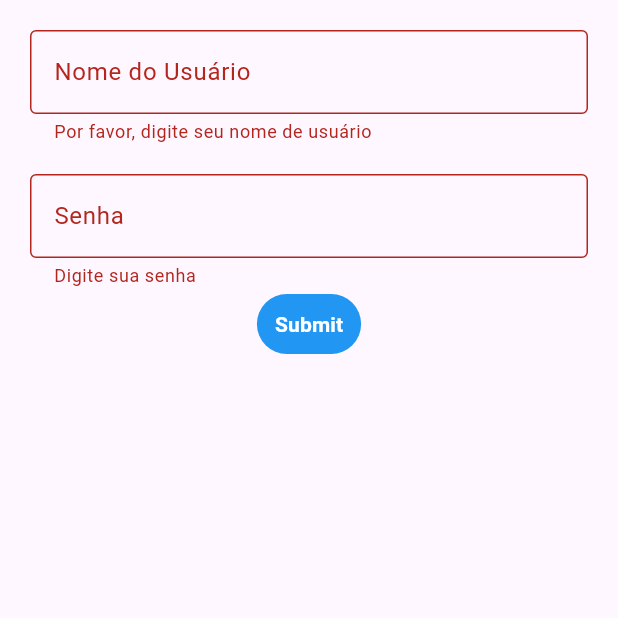
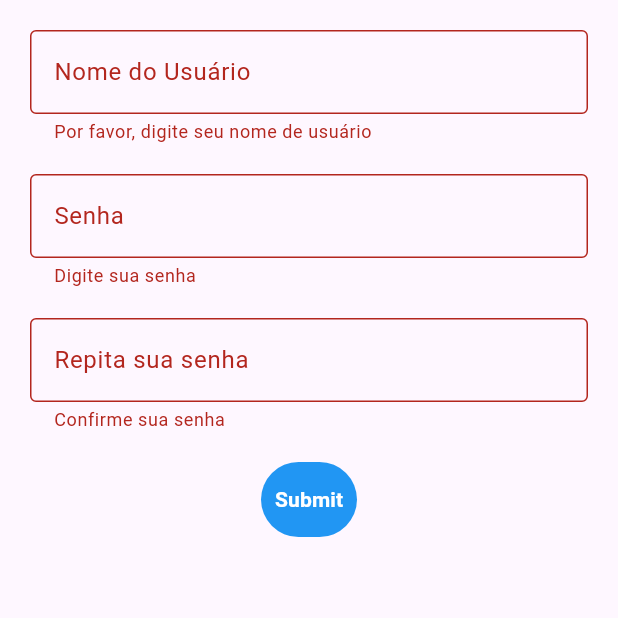
Before and after one commit to GustavoZanardi15/povaPratica-BARBEARIA, a Flutter app: the screen it shows after launch, after a tap on "Submit", on a phone screen of 412 x 824 dp, the top half of it. Run offline on Flutter 3.47's test engine with Material 3 defaults, Android fonts, the phone set to English and light mode, and no system bars.

Commit message:
Implementações na tela de cadastro

```diff
--- a/lib/main.dart
+++ b/lib/main.dart
@@ -17,9 +17,11 @@ class PageForm extends StatefulWidget {
 
 class _PageFormState extends State<PageForm> {
   final _formKey = GlobalKey<FormState>();
+
   AutovalidateMode _autovalidate = AutovalidateMode.disabled;
-  var _user;
-  var _senha;
+  String? _user;
+  String? _senha;
+  String? _validacao;
 
   @override
   Widget build(BuildContext context) {
@@ -46,11 +48,12 @@ class _PageFormState extends State<PageForm> {
           SizedBox(height: 20),
           TextFormField(
             obscureText: true,
+
             decoration: InputDecoration(
               border: OutlineInputBorder(),
               labelText: 'Senha',
             ),
-            onSaved: (value) {
+            onChanged: (value) {
               _senha = value;
             },
             validator: (value) {
@@ -60,9 +63,29 @@ class _PageFormState extends State<PageForm> {
               return null;
             },
           ),
+          SizedBox(height: 20),
+          TextFormField(
+            obscureText: true,
+            decoration: InputDecoration(
+              border: OutlineInputBorder(),
+              labelText: 'Repita sua senha',
+            ),
+            onSaved: (value){
+              _validacao = value;
+            },
+            validator: (value){
+              print('senha value: $_senha');
+              if(_senha != value){
+                return 'Confirme sua senha';
+              }
+              return null;
+            }
+          ),
+          SizedBox(height: 20),
           TextButton(
             style: TextButton.styleFrom(
               backgroundColor: Colors.blue,
+              padding: EdgeInsets.symmetric(vertical: 15),
             ),
             child: Text(
               'Submit',
@@ -74,7 +97,9 @@ class _PageFormState extends State<PageForm> {
             onPressed: () {
               if (_formKey.currentState!.validate()) {
                 _formKey.currentState!.save();
-                print(_user);
+                print('Usuário: $_user');
+                print('Senha: $_senha');
+                print(_validacao);
               } else {
                 setState(() {
                   _autovalidate = AutovalidateMode.always;
```
